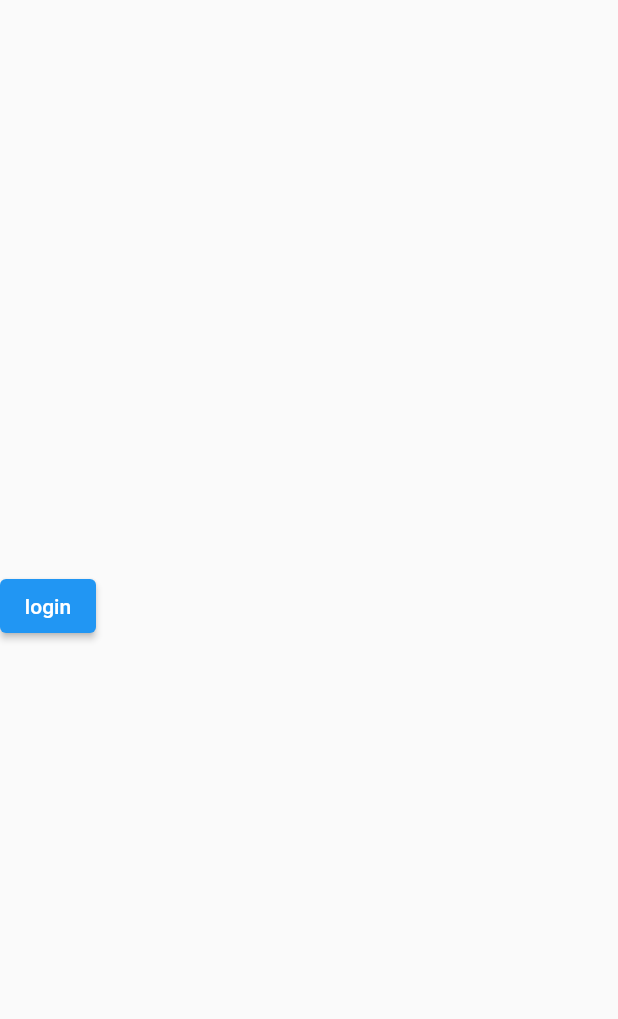
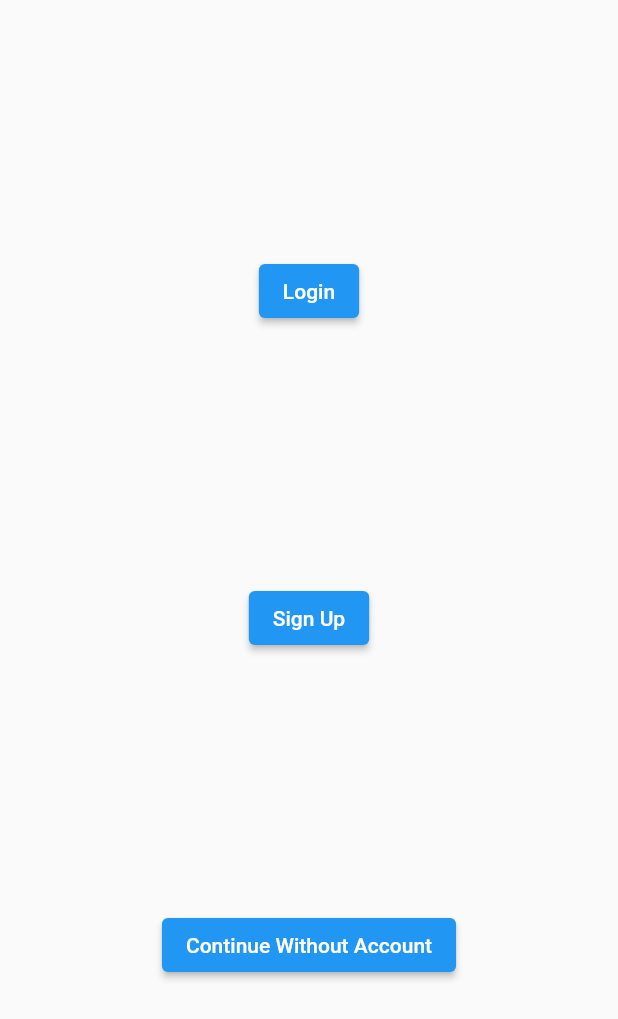
Before and after one commit to mrYasinHamidi/movies, a Flutter app: the screen it shows after launch, on a phone screen of 412 x 824 dp. Shown: the top 1019 px of the screen. Run offline on Flutter 3.47's test engine with Material 2 defaults, Android fonts, the phone set to English and light mode, and no system bars; our stand-ins replace auto_route, bloc, dio, flutter_bloc, flutter_secure_storage, freezed_annotation and 4 more; accounts and stored records are empty; generated files the repository leaves out were written again.

Commit message:
create gust session and initial route based on login status

```diff
--- a/lib/app.dart
+++ b/lib/app.dart
@@ -1,14 +1,21 @@
+import 'package:auto_route/auto_route.dart';
 import 'package:flutter/material.dart';
 import 'package:get_it/get_it.dart';
 import 'package:movies/router/app_router.dart';
 
 class App extends StatelessWidget {
-  const App({Key? key}) : super(key: key);
+  final bool isLogin;
+
+  const App({Key? key, required this.isLogin}) : super(key: key);
 
   @override
   Widget build(BuildContext context) {
     return MaterialApp.router(
-      routerConfig: GetIt.I.get<AppRouter>().config(),
+      routerConfig: GetIt.I.get<AppRouter>().config(
+        deepLinkBuilder: (deepLink) {
+          return DeepLink([isLogin ? ShowcaseRoute() : WelcomeRoute()]);
+        },
+      ),
     );
   }
 }
--- a/lib/auth/infrastructure/providers/api_auth_provider.dart
+++ b/lib/auth/infrastructure/providers/api_auth_provider.dart
@@ -37,7 +37,7 @@ class ApiAuthProvider {
     return res.data['request_token'];
   }
 
-  Future<bool> createSession(String token) async {
+  Future<String> createSession(String token) async {
     final res = await _request.post(
       'authentication/session/new',
       data: {'request_token': token},
--- /dev/null
+++ b/lib/auth/presentation/welcome/bloc/welcome_event.dart
@@ -0,0 +1,8 @@
+part of 'welcome_bloc.dart';
+
+@freezed
+class WelcomeEvent with _$WelcomeEvent {
+  const factory WelcomeEvent.loginSkipped() = _LoginSkipped;
+  const factory WelcomeEvent.signupRequested() = _SignupRequested;
+  const factory WelcomeEvent.loginRequested() = _LoginRequested;
+}
--- /dev/null
+++ b/lib/auth/presentation/welcome/bloc/welcome_state.dart
@@ -0,0 +1,8 @@
+part of 'welcome_bloc.dart';
+
+@freezed
+class WelcomeState with _$WelcomeState {
+  const factory WelcomeState.initial() = _Initial;
+  const factory WelcomeState.loading() = _Loading;
+  const factory WelcomeState.success() = _Success;
+}
--- /dev/null
+++ b/lib/auth/presentation/welcome/widgets/page.dart
@@ -0,0 +1,49 @@
+import 'package:auto_route/auto_route.dart';
+import 'package:flutter/material.dart';
+import 'package:flutter_bloc/flutter_bloc.dart';
+import 'package:get_it/get_it.dart';
+import 'package:movies/auth/presentation/welcome/bloc/welcome_bloc.dart';
+import 'package:movies/router/app_router.dart';
+
+@RoutePage()
+class WelcomePage extends StatelessWidget {
+  const WelcomePage({super.key});
+
+  @override
+  Widget build(BuildContext context) {
+    return BlocProvider(
+      create: (context) => GetIt.I.get<WelcomeBloc>(),
+      child: _Page(),
+    );
+  }
+}
+
+class _Page extends StatelessWidget {
+  const _Page({super.key});
+
+  @override
+  Widget build(BuildContext context) {
+    final bloc = context.read<WelcomeBloc>();
+    return Scaffold(
+      body: Center(
+        child: Column(
+          mainAxisAlignment: MainAxisAlignment.spaceEvenly,
+          crossAxisAlignment: CrossAxisAlignment.center,
+          children: [
+            ElevatedButton(
+              onPressed: () {
+                GetIt.I.get<AppRouter>().push(LoginRoute());
+              },
+              child: Text('Login'),
+            ),
+            ElevatedButton(onPressed: () {}, child: Text('Sign Up')),
+            ElevatedButton(
+              onPressed: () => bloc.add(WelcomeEvent.loginSkipped()),
+              child: Text('Continue Without Account'),
+            ),
+          ],
+        ),
+      ),
+    );
+  }
+}
--- /dev/null
+++ b/lib/movie/presentation/showcase/bloc/showcase_event.dart
@@ -0,0 +1,6 @@
+part of 'showcase_bloc.dart';
+
+@freezed
+class ShowcaseEvent with _$ShowcaseEvent {
+  const factory ShowcaseEvent.started() = _Started;
+}
--- /dev/null
+++ b/lib/movie/presentation/showcase/bloc/showcase_state.dart
@@ -0,0 +1,6 @@
+part of 'showcase_bloc.dart';
+
+@freezed
+class ShowcaseState with _$ShowcaseState {
+  const factory ShowcaseState.initial() = _Initial;
+}
--- a/lib/router/app_router.dart
+++ b/lib/router/app_router.dart
@@ -1,14 +1,22 @@
 import 'package:auto_route/auto_route.dart';
+import 'package:get_it/get_it.dart';
 import 'package:injectable/injectable.dart';
-import 'package:movies/auth/presentation/login/widgets/login_page.dart';
+import 'package:movies/auth/presentation/login/widgets/page.dart';
+import 'package:movies/auth/presentation/welcome/widgets/page.dart';
+import 'package:movies/movie/presentation/showcase/widgets/page.dart';
 
 part 'app_router.gr.dart';
 
 @AutoRouterConfig()
 @singleton
 class AppRouter extends _$AppRouter {
+
+  static AppRouter get() => GetIt.I.get();
+
   @override
   List<AutoRoute> get routes => [
-        AutoRoute(page: LoginRoute.page,path: '/'),
+        AutoRoute(page: WelcomeRoute.page, path: '/'),
+        AutoRoute(page: LoginRoute.page, path: '/login'),
+        AutoRoute(page: ShowcaseRoute.page, path: '/showcase'),
       ];
 }
--- a/pubspec.yaml
+++ b/pubspec.yaml
@@ -21,6 +21,9 @@ dependencies:
   freezed: ^2.3.2
   url_launcher: ^6.1.10
   uni_links: ^0.5.1
+  flutter_secure_storage: ^9.0.0
+  hive_flutter: ^1.1.0
+  json_annotation: ^4.8.1
 
 dev_dependencies:
   flutter_test:
@@ -28,6 +31,7 @@ dev_dependencies:
   injectable_generator: ^2.1.5
   build_runner: ^2.3.3
   auto_route_generator: ^6.2.0
+  json_serializable: ^6.7.1
 
 flutter:
 
```
Also changed, not shown: lib/auth/domain/session/session.dart (added, +12 -0 lines), lib/auth/infrastructure/providers/local_auth_provider.dart (added, +44 -0 lines), lib/auth/infrastructure/repositories/auth_repository.dart (+20 -3 lines), lib/auth/mapper.dart (added, +15 -0 lines), lib/auth/presentation/welcome/bloc/welcome_bloc.dart (added, +49 -0 lines), lib/main.dart (+15 -2 lines), lib/movie/presentation/showcase/bloc/showcase_bloc.dart (added, +14 -0 lines), lib/movie/presentation/showcase/widgets/page.dart (added, +27 -0 lines), lib/auth/presentation/login/widgets/page.dart (renamed from lib/auth/presentation/login/widgets/login_page.dart), lib/injection/injection.config.dart, lib/router/app_router.gr.dart (deleted), pubspec.lock, 5 other files.
